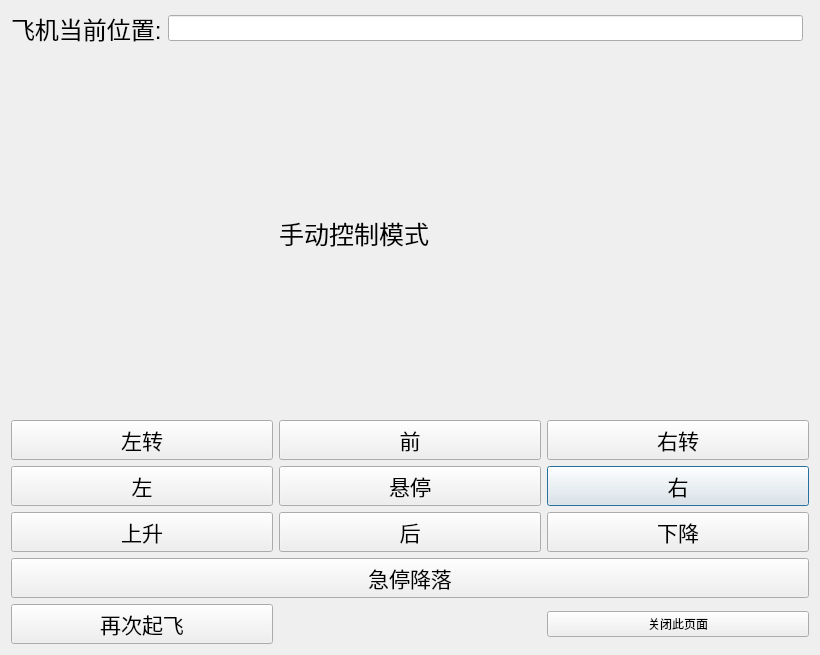
Qt form src/GroundStation/GroundStation/myUI/subDialog1.ui (sincerely-hello-world/GroundStation) before a commit.
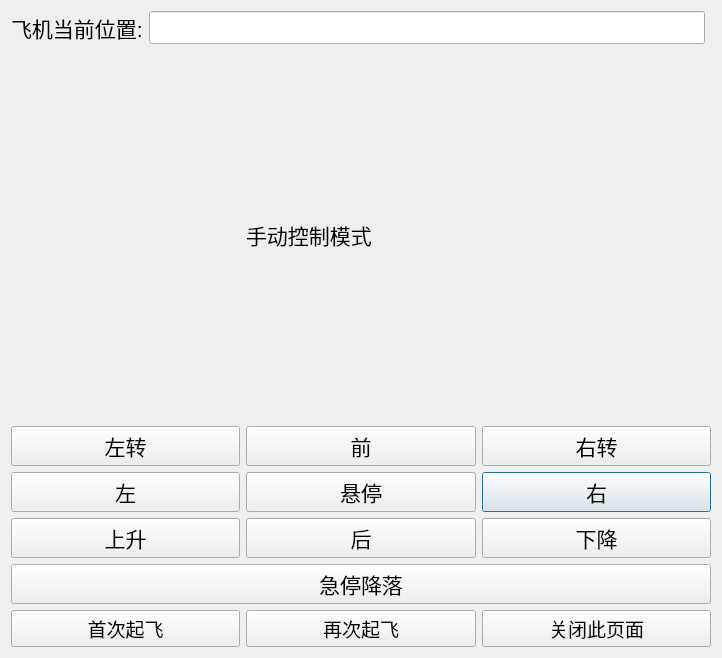
The same form after that commit.

Commit message: 2023界面设计开始

```diff
--- a/src/GroundStation/GroundStation/myUI/subDialog1.ui
+++ b/src/GroundStation/GroundStation/myUI/subDialog1.ui
@@ -6,8 +6,8 @@
    <rect>
     <x>0</x>
     <y>0</y>
-    <width>820</width>
-    <height>655</height>
+    <width>722</width>
+    <height>658</height>
    </rect>
   </property>
   <property name="windowTitle">
@@ -18,7 +18,7 @@
     <widget class="QLabel" name="label_pos">
      <property name="font">
       <font>
-       <pointsize>18</pointsize>
+       <pointsize>16</pointsize>
       </font>
      </property>
      <property name="text">
@@ -30,7 +30,7 @@
     <widget class="QLineEdit" name="lineEdit_pos">
      <property name="font">
       <font>
-       <pointsize>11</pointsize>
+       <pointsize>16</pointsize>
       </font>
      </property>
     </widget>
@@ -109,18 +109,6 @@
        </property>
       </widget>
      </item>
-     <item row="6" column="0">
-      <widget class="QPushButton" name="pushButton_flyagain">
-       <property name="font">
-        <font>
-         <pointsize>16</pointsize>
-        </font>
-       </property>
-       <property name="text">
-        <string>再次起飞</string>
-       </property>
-      </widget>
-     </item>
      <item row="3" column="1">
       <widget class="QPushButton" name="pushButton_back">
        <property name="font">
@@ -147,6 +135,11 @@
      </item>
      <item row="6" column="2">
       <widget class="QPushButton" name="pushButton_closeDialog">
+       <property name="font">
+        <font>
+         <pointsize>14</pointsize>
+        </font>
+       </property>
        <property name="text">
         <string>关闭此页面</string>
        </property>
@@ -180,7 +173,7 @@
       <widget class="QLabel" name="label">
        <property name="font">
         <font>
-         <pointsize>19</pointsize>
+         <pointsize>16</pointsize>
         </font>
        </property>
        <property name="lineWidth">
@@ -191,6 +184,30 @@
        </property>
       </widget>
      </item>
+     <item row="6" column="1">
+      <widget class="QPushButton" name="pushButton_flyagain">
+       <property name="font">
+        <font>
+         <pointsize>14</pointsize>
+        </font>
+       </property>
+       <property name="text">
+        <string>再次起飞</string>
+       </property>
+      </widget>
+     </item>
+     <item row="6" column="0">
+      <widget class="QPushButton" name="pushButton_fly">
+       <property name="font">
+        <font>
+         <pointsize>14</pointsize>
+        </font>
+       </property>
+       <property name="text">
+        <string>首次起飞</string>
+       </property>
+      </widget>
+     </item>
     </layout>
    </item>
   </layout>
```
The commit also changes 5 other files.
